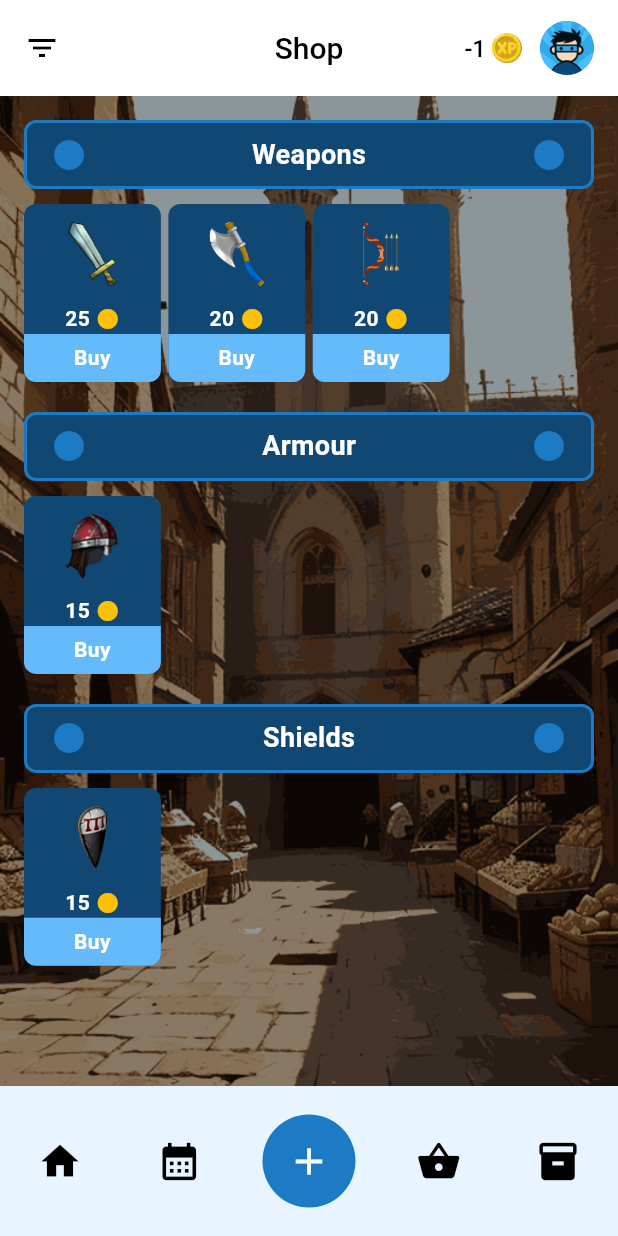
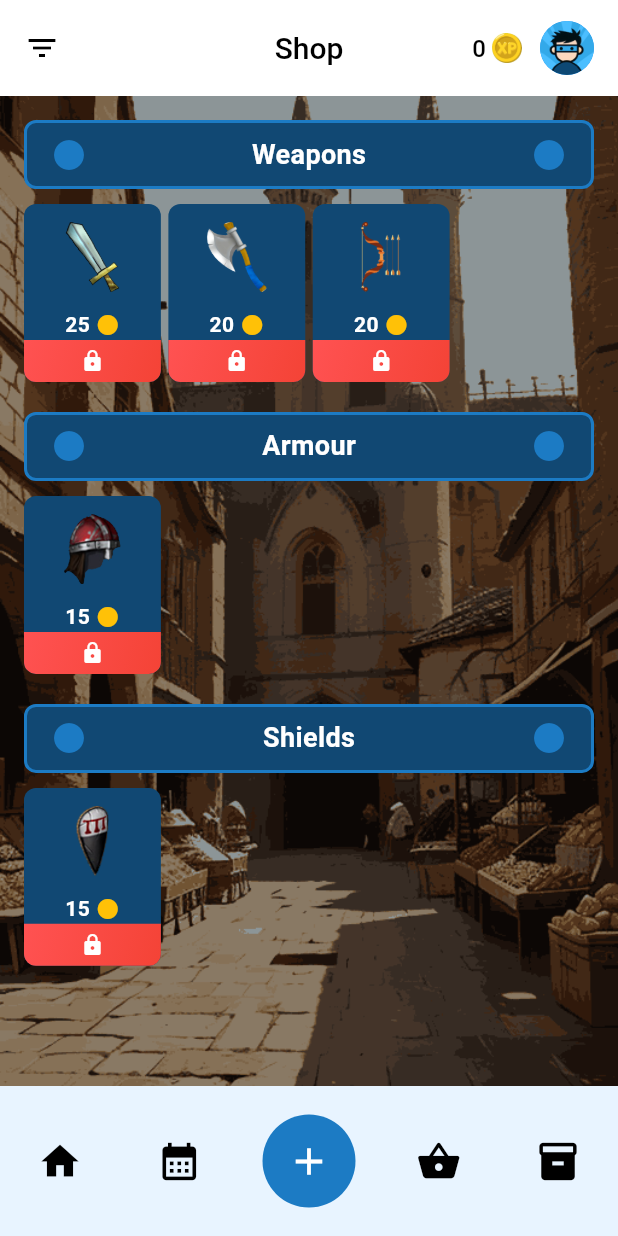
Before and after one commit to JosimCoussens/taskhero, a Flutter app: the screen it shows after launch, item 4 of the bottom bar chosen, on a phone screen of 412 x 824 dp. Run offline on Flutter 3.47's test engine with Material 3 defaults, Android fonts, the phone set to English and light mode, and no system bars; our stand-ins replace cloud_firestore, firebase_core, flutter_svg, syncfusion_flutter_datepicker; accounts and stored records are empty.

Commit message:
XP management uses ValueNotifier, update buy/sell logic in ItemService, and enhance shop page interactions

```diff
--- a/lib/components/header/header.dart
+++ b/lib/components/header/header.dart
@@ -11,7 +11,6 @@ class AppHeader extends StatelessWidget implements PreferredSizeWidget {
 
   @override
   Widget build(BuildContext context) {
-    int xp = AppParams.xp;
     String avatarPath = AppParams.avatarPath;
 
     return AppBar(
@@ -36,13 +35,18 @@ class AppHeader extends StatelessWidget implements PreferredSizeWidget {
               const Icon(Icons.filter_list, color: Colors.black),
               Row(
                 children: [
-                  Text(
-                    xp.toString(),
-                    style: const TextStyle(
-                      color: Colors.black,
-                      fontSize: 16,
-                      fontWeight: FontWeight.w500,
-                    ),
+                  ValueListenableBuilder(
+                    valueListenable: AppParams.xp,
+                    builder: (context, xp, _) {
+                      return Text(
+                        AppParams.xp.value.toString(),
+                        style: const TextStyle(
+                          color: Colors.black,
+                          fontSize: 16,
+                          fontWeight: FontWeight.w500,
+                        ),
+                      );
+                    },
                   ),
                   const SizedBox(width: 4),
                   Image.asset(
--- a/lib/constants.dart
+++ b/lib/constants.dart
@@ -11,7 +11,7 @@ class AppColors {
 class AppParams {
   static const String avatarPath = 'assets/images/avatar.png';
   static const double generalSpacing = 16.0;
-  static int xp = -1;
+  static ValueNotifier<int> xp = ValueNotifier<int>(0);
   static ColorFilter backgroundImageColorFilter = ColorFilter.mode(
     Colors.black.withValues(alpha: 0.4),
     BlendMode.darken,
--- a/lib/pages/home_page.dart
+++ b/lib/pages/home_page.dart
@@ -28,7 +28,7 @@ class HomePageState extends State<HomePage> {
   }
 
   Future<void> _setXp() async {
-    AppParams.xp = await UserService.getXp();
+    AppParams.xp.value = await UserService.getXp();
   }
 
   Future<void> _setItems() async {
--- a/lib/pages/shop_page.dart
+++ b/lib/pages/shop_page.dart
@@ -60,6 +60,10 @@ class _ShopPageState extends State<ShopPage> {
         setState(() {});
       }),
     );
+  }
+
+  void refresh() {
+    setState(() {});
   }
 
   Container _showContent() {
@@ -145,6 +149,7 @@ class _ShopPageState extends State<ShopPage> {
 
   // Build a shop item (weapon, armor, etc.)
   Widget _buildShopItem(Item item, Function onItemTransaction) {
+    int sellPrice = (item.price / 2).floor();
     return Container(
       decoration: BoxDecoration(
         color: AppColors.primary,
@@ -162,7 +167,7 @@ class _ShopPageState extends State<ShopPage> {
             mainAxisAlignment: MainAxisAlignment.center,
             children: [
               Text(
-                item.price.toString(),
+                item.isPurchased ? sellPrice.toString() : item.price.toString(),
                 style: const TextStyle(
                   color: Colors.white,
                   fontWeight: FontWeight.bold,
@@ -172,14 +177,49 @@ class _ShopPageState extends State<ShopPage> {
               const Icon(Icons.circle, color: Colors.amber, size: 16),
             ],
           ),
-          GestureDetector(
+          if (AppParams.xp.value >= item.price)
+            _buildPurchaseButton(item, sellPrice, onItemTransaction),
+          if (AppParams.xp.value < item.price) _showBuyRestriction(),
+        ],
+      ),
+    );
+  }
+
+  Container _showBuyRestriction() {
+    return Container(
+      width: double.infinity,
+      padding: const EdgeInsets.symmetric(vertical: 6),
+      decoration: BoxDecoration(
+        gradient: LinearGradient(
+          colors: [Colors.redAccent, Colors.red],
+          begin: Alignment.topLeft,
+          end: Alignment.bottomRight,
+        ),
+        borderRadius: const BorderRadius.only(
+          bottomLeft: Radius.circular(8),
+          bottomRight: Radius.circular(8),
+        ),
+      ),
+      child: Row(
+        mainAxisAlignment: MainAxisAlignment.center,
+        children: [const Icon(Icons.lock, color: Colors.white, size: 16)],
+      ),
+    );
+  }
+
+  GestureDetector _buildPurchaseButton(
+    Item item,
+    int sellPrice,
+    Function onItemTransaction,
+  ) {
+    return GestureDetector(
       onTap: () async {
         if (item.isPurchased) {
-                await ItemService.sell(item);
-                onItemTransaction();
+          await ItemService.sell(item, sellPrice);
+          refresh();
         } else {
           await ItemService.buy(item);
-                onItemTransaction();
+          refresh();
         }
       },
       child: Container(
@@ -198,14 +238,8 @@ class _ShopPageState extends State<ShopPage> {
         child: Text(
           item.isPurchased ? 'Sell' : 'Buy',
           textAlign: TextAlign.center,
-                style: TextStyle(
-                  color: Colors.white,
-                  fontWeight: FontWeight.bold,
+          style: TextStyle(color: Colors.white, fontWeight: FontWeight.bold),
         ),
-              ),
-            ),
-          ),
-        ],
       ),
     );
   }
```
Also changed, not shown: lib/services/item_service.dart (+11 -2 lines), lib/services/user_service.dart (+9 -0 lines). Lines whose indentation alone changed are shown as unchanged.
